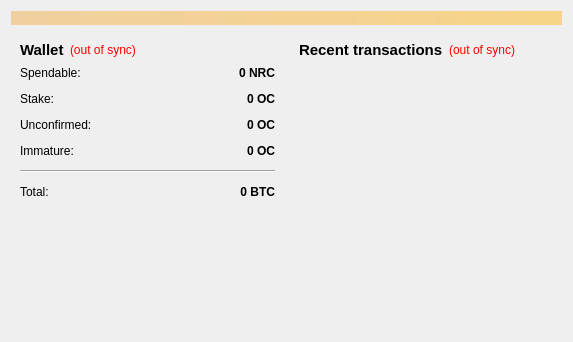
The window that src/qt/forms/overviewpage.ui (bhok/NRCoin) describes before a commit, drawn with Qt 5.
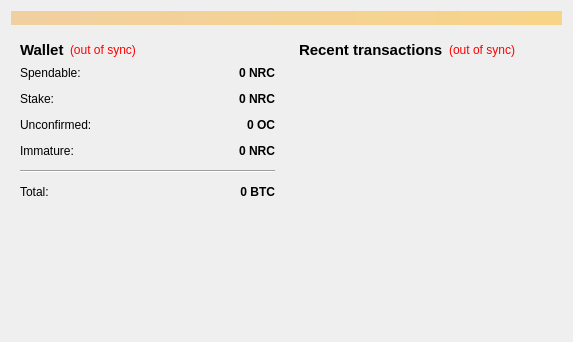
The same window after the commit.

Patch:
```diff
--- a/src/qt/forms/overviewpage.ui
+++ b/src/qt/forms/overviewpage.ui
@@ -150,7 +150,7 @@
                <string>Total of coins that was staked, and do not yet count toward the current balance</string>
               </property>
               <property name="text">
-               <string notr="true">0 OC</string>
+               <string notr="true">0 NRC</string>
               </property>
               <property name="alignment">
                <set>Qt::AlignRight|Qt::AlignTrailing|Qt::AlignVCenter</set>
@@ -211,7 +211,7 @@
                <string>Mined balance that has not yet matured</string>
               </property>
               <property name="text">
-               <string notr="true">0 OC</string>
+               <string notr="true">0 NRC</string>
               </property>
               <property name="alignment">
                <set>Qt::AlignRight|Qt::AlignTrailing|Qt::AlignVCenter</set>
```
Left out of the diff: 2 changed lines with no effect on the pictures.
